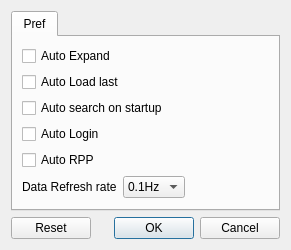
Above: source/wnd/syspref.ui from ww4u/mct-t4 before the change. Below: the same form after it.
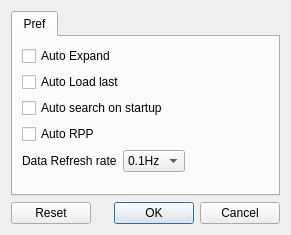
That is the form after the change.

The edit to the form file:
```diff
--- a/source/wnd/syspref.ui
+++ b/source/wnd/syspref.ui
@@ -34,51 +34,7 @@
          </property>
         </widget>
        </item>
-       <item row="3" column="0" colspan="2">
-        <widget class="QCheckBox" name="chkAutoLogin">
-         <property name="text">
-          <string>Auto Login</string>
-         </property>
-        </widget>
-       </item>
-       <item row="0" column="0" colspan="2">
-        <widget class="QCheckBox" name="chkAutoExpand">
-         <property name="layoutDirection">
-          <enum>Qt::LeftToRight</enum>
-         </property>
-         <property name="text">
-          <string>Auto Expand</string>
-         </property>
-        </widget>
-       </item>
-       <item row="1" column="0" colspan="2">
-        <widget class="QCheckBox" name="chkAutoLoad">
-         <property name="text">
-          <string>Auto Load last</string>
-         </property>
-        </widget>
-       </item>
-       <item row="6" column="1">
-        <spacer name="verticalSpacer">
-         <property name="orientation">
-          <enum>Qt::Vertical</enum>
-         </property>
-         <property name="sizeHint" stdset="0">
-          <size>
-           <width>20</width>
-           <height>40</height>
-          </size>
-         </property>
-        </spacer>
-       </item>
-       <item row="5" column="0">
-        <widget class="QLabel" name="label">
-         <property name="text">
-          <string>Data Refresh rate</string>
-         </property>
-        </widget>
-       </item>
-       <item row="5" column="1">
+       <item row="4" column="1">
         <widget class="QComboBox" name="cmbRefresh">
          <item>
           <property name="text">
@@ -127,7 +83,51 @@
          </item>
         </widget>
        </item>
-       <item row="5" column="2">
+       <item row="4" column="0">
+        <widget class="QLabel" name="label">
+         <property name="text">
+          <string>Data Refresh rate</string>
+         </property>
+        </widget>
+       </item>
+       <item row="1" column="0" colspan="2">
+        <widget class="QCheckBox" name="chkAutoLoad">
+         <property name="text">
+          <string>Auto Load last</string>
+         </property>
+        </widget>
+       </item>
+       <item row="5" column="1">
+        <spacer name="verticalSpacer">
+         <property name="orientation">
+          <enum>Qt::Vertical</enum>
+         </property>
+         <property name="sizeHint" stdset="0">
+          <size>
+           <width>20</width>
+           <height>40</height>
+          </size>
+         </property>
+        </spacer>
+       </item>
+       <item row="0" column="0" colspan="2">
+        <widget class="QCheckBox" name="chkAutoExpand">
+         <property name="layoutDirection">
+          <enum>Qt::LeftToRight</enum>
+         </property>
+         <property name="text">
+          <string>Auto Expand</string>
+         </property>
+        </widget>
+       </item>
+       <item row="3" column="0">
+        <widget class="QCheckBox" name="chkAutoRpp">
+         <property name="text">
+          <string>Auto RPP</string>
+         </property>
+        </widget>
+       </item>
+       <item row="4" column="2">
         <spacer name="horizontalSpacer">
          <property name="orientation">
           <enum>Qt::Horizontal</enum>
@@ -140,13 +140,6 @@
          </property>
         </spacer>
        </item>
-       <item row="4" column="0">
-        <widget class="QCheckBox" name="chkAutoRpp">
-         <property name="text">
-          <string>Auto RPP</string>
-         </property>
-        </widget>
-       </item>
       </layout>
      </widget>
     </widget>
```
